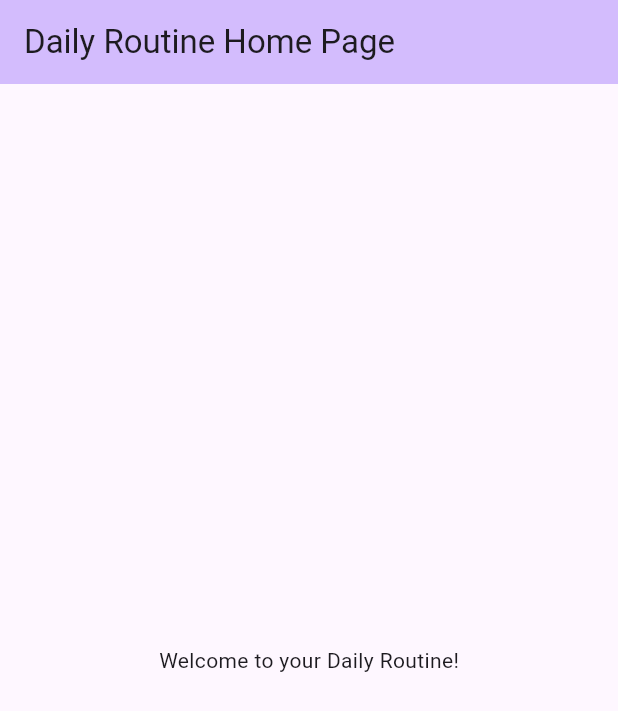
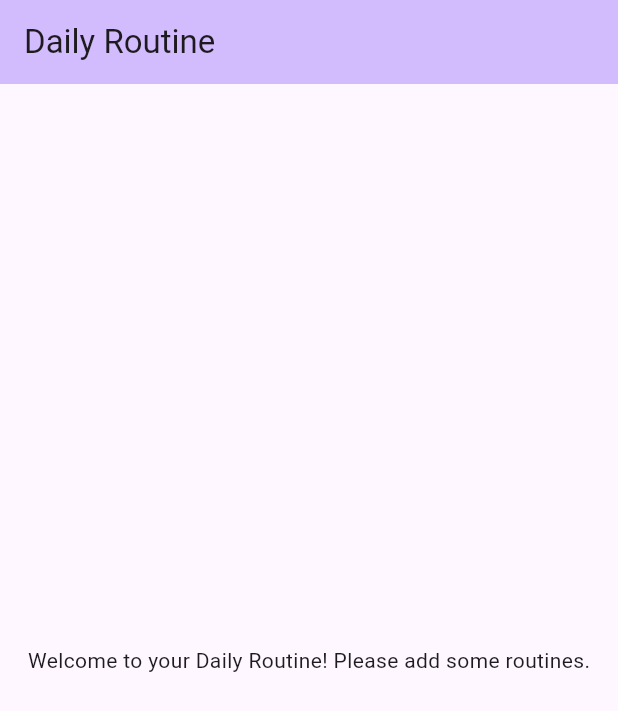
Before and after one commit to igorbasko01/daily-routine, a Flutter app: the screen it shows after launch, on a phone screen of 412 x 824 dp. Shown: the top 711 px of the screen. Run offline on Flutter 3.47's test engine with Material 3 defaults, Android fonts, the phone set to English and light mode, and no system bars; our stand-ins replace flutter_bloc.

Commit message:
add home page with initial state

```diff
--- a/lib/main.dart
+++ b/lib/main.dart
@@ -1,4 +1,9 @@
+import 'package:daily_routine/blocs/routine_bloc.dart';
+import 'package:daily_routine/blocs/routine_event.dart';
+import 'package:daily_routine/repositories/in_memory_routine_repository.dart';
+import 'package:daily_routine/screens/home_page.dart';
 import 'package:flutter/material.dart';
+import 'package:flutter_bloc/flutter_bloc.dart';
 
 void main() {
   runApp(const MyApp());
@@ -16,39 +21,14 @@ class MyApp extends StatelessWidget {
         colorScheme: ColorScheme.fromSeed(seedColor: Colors.deepPurple),
         useMaterial3: true,
       ),
-      home: const MyHomePage(title: 'Daily Routine Home Page'),
+      home: BlocProvider(
+        create: (context) {
+          var bloc = RoutineBloc(InMemoryRoutineRepository());
+          bloc.add(LoadAllRoutineEvent());
+          return bloc;
+        },
+        child: const HomePage(),
+      )
     );
   }
 }
-
-class MyHomePage extends StatefulWidget {
-  const MyHomePage({super.key, required this.title});
-
-  final String title;
-
-  @override
-  State<MyHomePage> createState() => _MyHomePageState();
-}
-
-class _MyHomePageState extends State<MyHomePage> {
-
-  @override
-  Widget build(BuildContext context) {
-    return Scaffold(
-      appBar: AppBar(
-        backgroundColor: Theme.of(context).colorScheme.inversePrimary,
-        title: Text(widget.title),
-      ),
-      body: const Center(
-        child: Column(
-          mainAxisAlignment: MainAxisAlignment.center,
-          children: <Widget>[
-            Text(
-              'Welcome to your Daily Routine!',
-            ),
-          ],
-        ),
-      ),
-    );
-  }
-}
--- /dev/null
+++ b/lib/screens/home_page.dart
@@ -0,0 +1,41 @@
+import 'package:daily_routine/blocs/routine_bloc.dart';
+import 'package:daily_routine/blocs/routine_state.dart';
+import 'package:flutter/material.dart';
+import 'package:flutter_bloc/flutter_bloc.dart';
+
+class HomePage extends StatelessWidget {
+  const HomePage({Key? key}) : super(key: key);
+
+  @override
+  Widget build(BuildContext context) {
+    return Scaffold(
+      appBar: AppBar(
+        title: const Text('Daily Routine'),
+        backgroundColor: Theme.of(context).colorScheme.inversePrimary,
+      ),
+      body:
+          BlocBuilder<RoutineBloc, RoutineState>(builder: (blocContext, state) {
+        if (state is InitialRoutineState) {
+          return const Center(
+            child: Text('Welcome to your Daily Routine!'),
+          );
+        } else if (state is LoadedAllRoutineState) {
+          if (state.routines.isEmpty) {
+            return const Center(
+              child: Text(
+                  'Welcome to your Daily Routine! Please add some routines.'),
+            );
+          } else {
+            return Center(
+              child: Text('You have ${state.routines.length} routines.'),
+            );
+          }
+        } else {
+          return const Center(
+            child: Text('Something went wrong.'),
+          );
+        }
+      }),
+    );
+  }
+}
--- a/pubspec.yaml
+++ b/pubspec.yaml
@@ -41,6 +41,7 @@ dev_dependencies:
   flutter_test:
     sdk: flutter
   bloc_test: ^9.1.5
+  mocktail: ^1.0.1
 
   # The "flutter_lints" package below contains a set of recommended lints to
   # encourage good coding practices. The lint set provided by the package is
```
Also changed, not shown: pubspec.lock, 1 other file.
